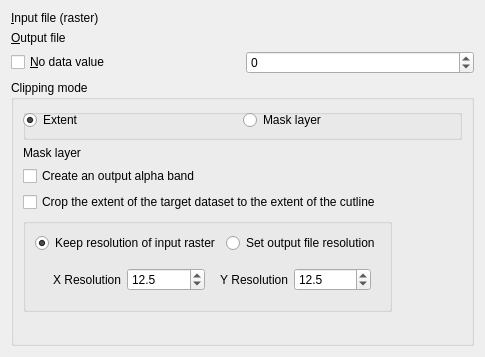
qgis/QGIS, file python/plugins/GdalTools/tools/widgetClipper.ui: the form before one commit.
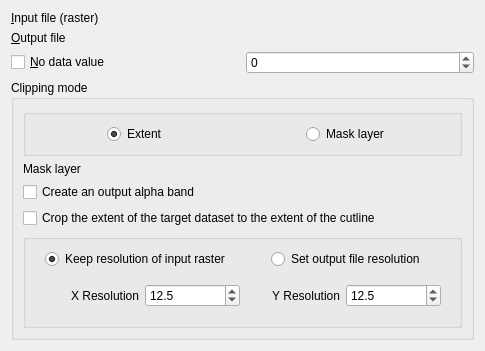
The form after the commit. Custom widgets are drawn as their Qt base class.

Commit message: Implement a get raster resolution function on GdalTools_utils. Small bug correction on UI.

What changed in the file:
```diff
--- a/python/plugins/GdalTools/tools/widgetClipper.ui
+++ b/python/plugins/GdalTools/tools/widgetClipper.ui
@@ -7,7 +7,7 @@
     <x>0</x>
     <y>0</y>
     <width>485</width>
-    <height>357</height>
+    <height>341</height>
    </rect>
   </property>
   <property name="sizePolicy">
@@ -93,19 +93,15 @@
           <property name="margin">
            <number>0</number>
           </property>
-          <item row="10" column="0">
-           <spacer name="verticalSpacer">
-            <property name="orientation">
-             <enum>Qt::Vertical</enum>
-            </property>
-            <property name="sizeHint" stdset="0">
-             <size>
-              <width>20</width>
-              <height>40</height>
-             </size>
-            </property>
-           </spacer>
-          </item>
+          <property name="topMargin">
+           <number>0</number>
+          </property>
+          <property name="rightMargin">
+           <number>0</number>
+          </property>
+          <property name="bottomMargin">
+           <number>0</number>
+          </property>
           <item row="0" column="1">
            <widget class="GdalToolsInOutSelector" name="maskSelector" native="true"/>
           </item>
@@ -123,20 +119,17 @@
             </property>
            </widget>
           </item>
-          <item row="3" column="0" rowspan="5">
+          <item row="0" column="0">
+           <widget class="QLabel" name="label">
+            <property name="text">
+             <string>Mask layer</string>
+            </property>
+           </widget>
+          </item>
+          <item row="3" column="0" rowspan="5" colspan="2">
            <widget class="QGroupBox" name="gridGroupBox">
             <layout class="QGridLayout" name="gridLayout_7">
-             <item row="0" column="0">
-              <widget class="QRadioButton" name="keepResolutionRadio">
-               <property name="text">
-                <string>Keep resolution of input raster</string>
-               </property>
-               <property name="checked">
-                <bool>true</bool>
-               </property>
-              </widget>
-             </item>
-             <item row="0" column="1">
+             <item row="0" column="1" alignment="Qt::AlignHCenter">
               <widget class="QRadioButton" name="setResolutionRadio">
                <property name="text">
                 <string>Set output file resolution</string>
@@ -219,15 +212,31 @@
                </widget>
               </widget>
              </item>
+             <item row="0" column="0" alignment="Qt::AlignHCenter">
+              <widget class="QRadioButton" name="keepResolutionRadio">
+               <property name="text">
+                <string>Keep resolution of input raster</string>
+               </property>
+               <property name="checked">
+                <bool>true</bool>
+               </property>
+              </widget>
+             </item>
             </layout>
            </widget>
           </item>
-          <item row="0" column="0">
-           <widget class="QLabel" name="label">
-            <property name="text">
-             <string>Mask layer</string>
+          <item row="10" column="0" colspan="2">
+           <spacer name="verticalSpacer">
+            <property name="orientation">
+             <enum>Qt::Vertical</enum>
             </property>
-           </widget>
+            <property name="sizeHint" stdset="0">
+             <size>
+              <width>20</width>
+              <height>40</height>
+             </size>
+            </property>
+           </spacer>
           </item>
          </layout>
         </widget>
@@ -238,38 +247,28 @@
         <property name="title">
          <string/>
         </property>
-        <widget class="QRadioButton" name="extentModeRadio">
-         <property name="geometry">
-          <rect>
-           <x>0</x>
-           <y>0</y>
-           <width>218</width>
-           <height>22</height>
-          </rect>
-         </property>
-         <property name="text">
-          <string>Extent</string>
-         </property>
-         <property name="checked">
-          <bool>true</bool>
-         </property>
-        </widget>
-        <widget class="QRadioButton" name="maskModeRadio">
-         <property name="geometry">
-          <rect>
-           <x>220</x>
-           <y>0</y>
-           <width>217</width>
-           <height>22</height>
-          </rect>
-         </property>
-         <property name="text">
-          <string>Mask layer</string>
-         </property>
-        </widget>
-        <zorder>extentModeRadio</zorder>
-        <zorder>maskModeRadio</zorder>
-        <zorder>maskModeRadio</zorder>
+        <layout class="QHBoxLayout" name="horizontalLayout">
+         <item alignment="Qt::AlignHCenter|Qt::AlignVCenter">
+          <widget class="QRadioButton" name="extentModeRadio">
+           <property name="text">
+            <string>Extent</string>
+           </property>
+           <property name="checked">
+            <bool>true</bool>
+           </property>
+          </widget>
+         </item>
+         <item alignment="Qt::AlignHCenter|Qt::AlignVCenter">
+          <widget class="QRadioButton" name="maskModeRadio">
+           <property name="layoutDirection">
+            <enum>Qt::LeftToRight</enum>
+           </property>
+           <property name="text">
+            <string>Mask layer</string>
+           </property>
+          </widget>
+         </item>
+        </layout>
        </widget>
       </item>
      </layout>
```
Left out of the diff: 62 changed lines with no effect on the pictures. The commit also changes 2 other files.
